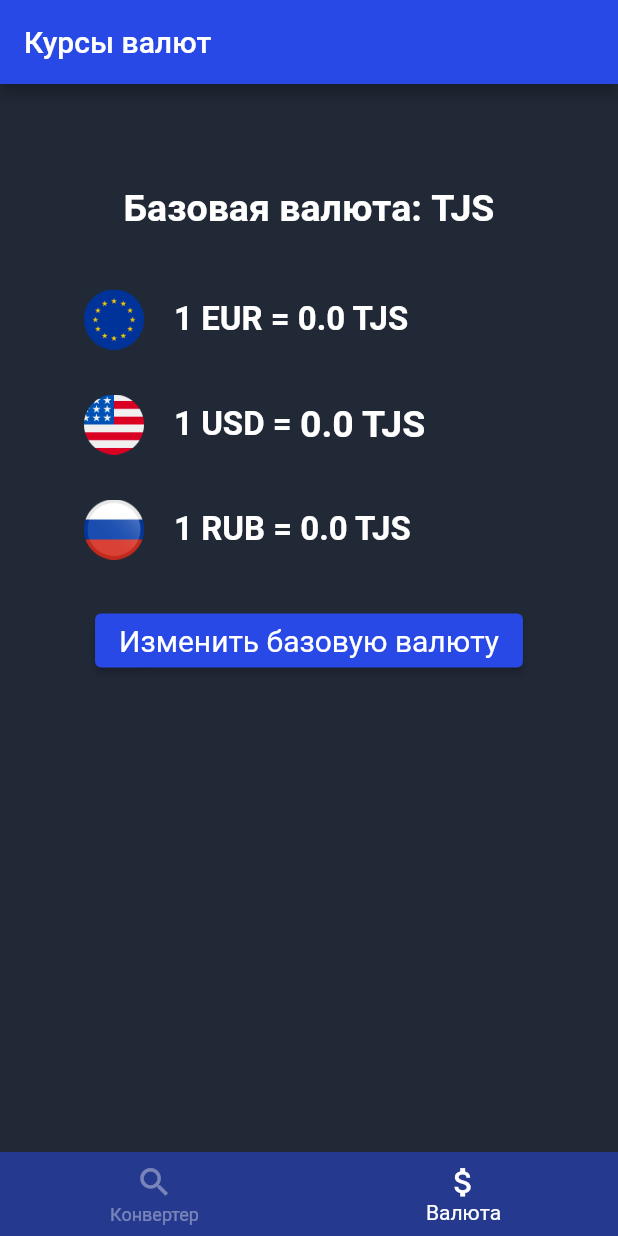
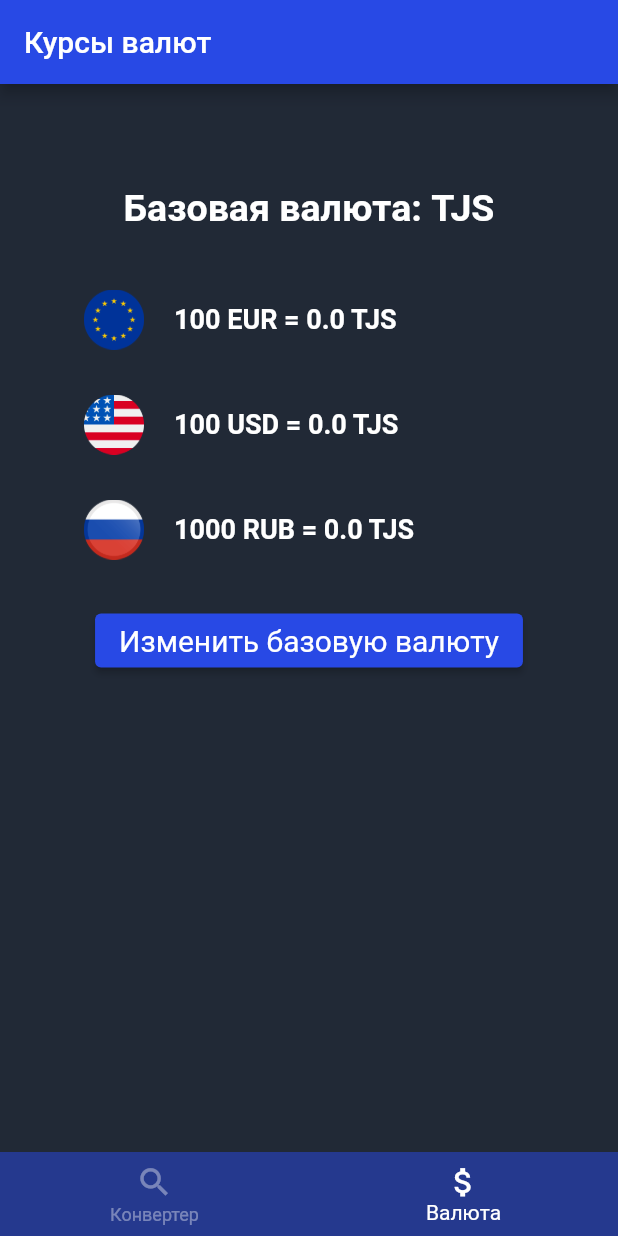
Before and after one commit to hiloliddinj/currency_converter, a Flutter app: the screen it shows after launch, item 2 of the bottom bar chosen, on a phone screen of 412 x 824 dp. Run offline on Flutter 3.47's test engine with Material 2 defaults, Android fonts, the phone set to English and light mode, and no system bars; our stand-ins replace get; network calls fail.

Commit message:
Currency Screen now shows 100 usd and euro, 1000 rubl result

```diff
--- a/lib/controllers/currency_controller.dart
+++ b/lib/controllers/currency_controller.dart
@@ -18,9 +18,13 @@ class CurrencyController extends GetxController {
       isCurrencyLoading(true);
       var valueList = await (Services.fetchCurrencyUsdEurData(baseCurrency));
 
-      final roundedEurStrValue = valueList[0].toStringAsFixed(2);
-      final roundedUsdStrValue = valueList[1].toStringAsFixed(2);
-      final roundedRubStrValue = valueList[2].toStringAsFixed(2);
+      final eur100 = valueList[0] * 100;
+      final usd100 = valueList[1] * 100;
+      final rub1000 = valueList[2] * 100;
+
+      final roundedEurStrValue = eur100.toStringAsFixed(2);
+      final roundedUsdStrValue = usd100.toStringAsFixed(2);
+      final roundedRubStrValue = rub1000.toStringAsFixed(2);
 
       convertedEurStrValue = RxString(roundedEurStrValue);
       convertedUsdStrValue = RxString(roundedUsdStrValue);
--- a/lib/screens/currency_screen.dart
+++ b/lib/screens/currency_screen.dart
@@ -20,7 +20,7 @@ class _CurrencyScreenState extends State<CurrencyScreen> {
 
   int index = 0;
 
-  static const double? currencyTextSize = 22;
+  static const double? currencyTextSize = 18;
 
   @override
   void initState() {
@@ -103,7 +103,7 @@ class _CurrencyScreenState extends State<CurrencyScreen> {
                       ),
                       const SizedBox(width: 20),
                       const Text(
-                        '1 EUR = ',
+                        '100 EUR = ',
                         style: TextStyle(
                           fontSize: currencyTextSize,
                           fontWeight: FontWeight.bold,
@@ -139,7 +139,7 @@ class _CurrencyScreenState extends State<CurrencyScreen> {
                       ),
                       const SizedBox(width: 20),
                       const Text(
-                        '1 USD = ',
+                        '100 USD = ',
                         style: TextStyle(
                           fontSize: currencyTextSize,
                           fontWeight: FontWeight.bold,
@@ -153,7 +153,7 @@ class _CurrencyScreenState extends State<CurrencyScreen> {
                         return Text(
                           '${widget.c.convertedUsdStrValue} ${widget.c.baseCurrency}',
                           style: const TextStyle(
-                            fontSize: 25,
+                            fontSize: currencyTextSize,
                             fontWeight: FontWeight.bold,
                             color: Colors.white,
                           ),
@@ -175,7 +175,7 @@ class _CurrencyScreenState extends State<CurrencyScreen> {
                       ),
                       const SizedBox(width: 20),
                       const Text(
-                        '1 RUB = ',
+                        '1000 RUB = ',
                         style: TextStyle(
                           fontSize: currencyTextSize,
                           fontWeight: FontWeight.bold,
```
